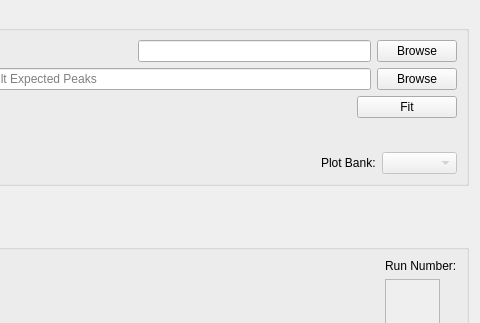
This is MantidQt/CustomInterfaces/inc/MantidQtCustomInterfaces/EnggDiffraction/EnggDiffractionQtTabFitting.ui in mantidproject/mantid as Qt 5 draws it before an edit; both pictures show x 210 to 690 and y 0 to 323 of the 690 by 683 pixel window. The edited form follows.
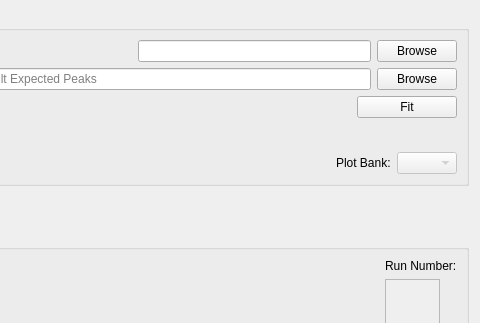
This is the edited form. Custom widgets are drawn as their Qt base class.

Commit message:
code clean up and cpp check fix
refs #15906

Diff of the .ui file:
```diff
--- a/MantidQt/CustomInterfaces/inc/MantidQtCustomInterfaces/EnggDiffraction/EnggDiffractionQtTabFitting.ui
+++ b/MantidQt/CustomInterfaces/inc/MantidQtCustomInterfaces/EnggDiffraction/EnggDiffractionQtTabFitting.ui
@@ -99,13 +99,13 @@
           </property>
           <property name="minimumSize">
            <size>
-            <width>75</width>
+            <width>40</width>
             <height>0</height>
            </size>
           </property>
           <property name="maximumSize">
            <size>
-            <width>80</width>
+            <width>60</width>
             <height>16777215</height>
            </size>
           </property>
```
The commit also changes 1 other file.
